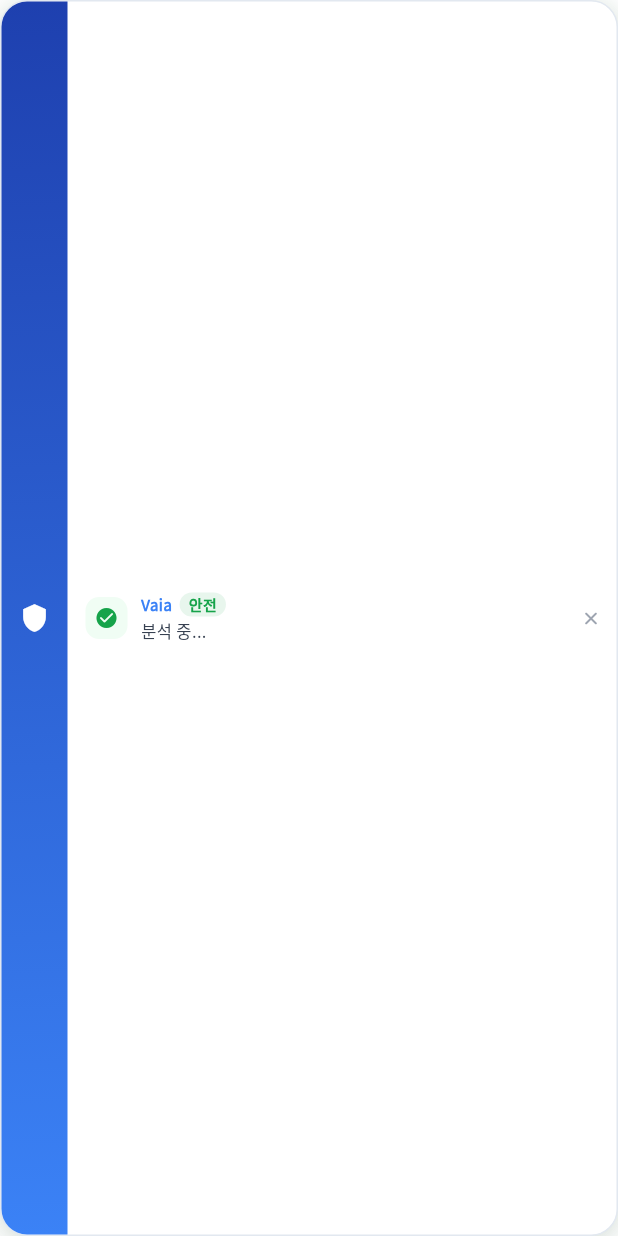
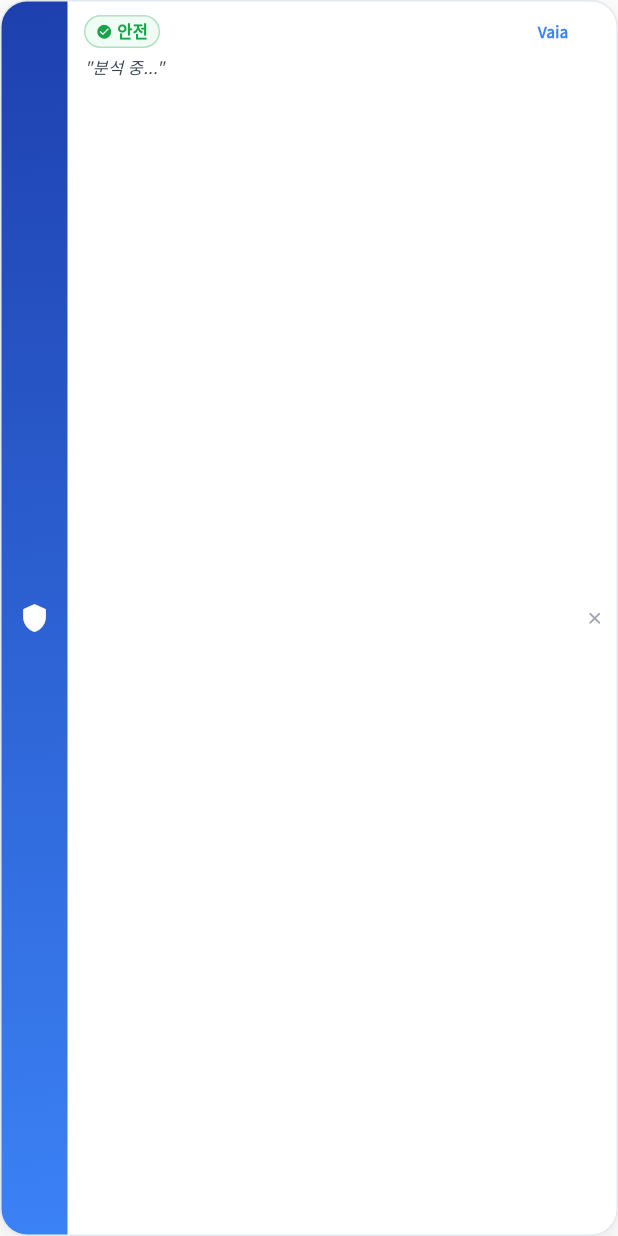
Before and after one commit to Leejaein12/Real_time_Voice_Phishing_Detection, a Flutter app: the OverlayView widget shown alone on an empty page, opened directly, on a phone screen of 412 x 824 dp. Run offline on Flutter 3.47's test engine with Material 3 defaults, Android fonts, the phone set to English and light mode, and no system bars; our stand-ins replace google_fonts, shared_preferences; missing offline and left inert: flutter_overlay_window, record; accounts and stored records are empty.

Commit message:
feat: realtime audio streaming, call detection, overlay redesign and state persistence

```diff
--- a/client/lib/overlay_widget.dart
+++ b/client/lib/overlay_widget.dart
@@ -26,8 +26,10 @@ class OverlayView extends StatefulWidget {
 }
 
 class _OverlayViewState extends State<OverlayView> {
-  int _warningLevel = 0;
+  int _level = 0;
+  int _score = 0;
   String _text = '분석 중...';
+  String? _reason;
 
   static const _levelColors = [
     Color(0xFF16A34A),
@@ -55,8 +57,10 @@ class _OverlayViewState extends State<OverlayView> {
     FlutterOverlayWindow.overlayListener.listen((data) {
       if (data is Map) {
         setState(() {
-          _warningLevel = (data['warning_level'] as int? ?? 0).clamp(0, 3);
-          _text = data['text'] as String? ?? '분석 중...';
+          _level = ((data['warning_level'] as int?) ?? 0).clamp(0, 3);
+          _score = (data['score'] as int?) ?? 0;
+          _text = (data['text'] as String?) ?? '분석 중...';
+          _reason = data['reason'] as String?;
         });
       }
     });
@@ -64,10 +68,11 @@ class _OverlayViewState extends State<OverlayView> {
 
   @override
   Widget build(BuildContext context) {
-    final color = _levelColors[_warningLevel];
-    final bgColor = _levelBgColors[_warningLevel];
-    final icon = _levelIcons[_warningLevel];
-    final label = _levelLabels[_warningLevel];
+    final color = _levelColors[_level];
+    final bgColor = _levelBgColors[_level];
+    final icon = _levelIcons[_level];
+    final label = _levelLabels[_level];
+    final hasReason = _reason != null && _reason!.isNotEmpty;
 
     return GestureDetector(
       onTap: () => FlutterOverlayWindow.closeOverlay(),
@@ -80,13 +85,14 @@ class _OverlayViewState extends State<OverlayView> {
             border: Border.all(color: const Color(0xFFE2E8F0)),
             boxShadow: [
               BoxShadow(color: Colors.black.withValues(alpha: 0.12), blurRadius: 16, offset: const Offset(0, 4)),
-              BoxShadow(color: color.withValues(alpha: 0.08), blurRadius: 12, offset: const Offset(0, 2)),
+              if (_level >= 2)
+                BoxShadow(color: color.withValues(alpha: 0.15), blurRadius: 12, spreadRadius: 2),
             ],
           ),
           child: Row(
-            mainAxisSize: MainAxisSize.min,
+            crossAxisAlignment: CrossAxisAlignment.stretch,
             children: [
-              // Left accent strip with shield branding
+              // 왼쪽 파란 방패 스트립
               Container(
                 width: 44,
                 decoration: BoxDecoration(
@@ -104,67 +110,72 @@ class _OverlayViewState extends State<OverlayView> {
                   child: Icon(Icons.shield, color: Colors.white, size: 20),
                 ),
               ),
-              // Content
+              // 본문
               Expanded(
                 child: Padding(
-                  padding: const EdgeInsets.symmetric(horizontal: 12, vertical: 10),
-                  child: Row(
-                    children: [
-                      Container(
-                        padding: const EdgeInsets.all(6),
-                        decoration: BoxDecoration(
-                          color: bgColor,
-                          borderRadius: BorderRadius.circular(9),
-                        ),
-                        child: Icon(icon, color: color, size: 16),
-                      ),
-                      const SizedBox(width: 9),
-                      Expanded(
+                  padding: const EdgeInsets.symmetric(horizontal: 11, vertical: 9),
                   child: Column(
                     crossAxisAlignment: CrossAxisAlignment.start,
                     mainAxisSize: MainAxisSize.min,
                     children: [
+                      // 상단: 레벨 배지 + 점수
                       Row(children: [
+                        Container(
+                          padding: const EdgeInsets.symmetric(horizontal: 7, vertical: 2),
+                          decoration: BoxDecoration(
+                            color: bgColor,
+                            borderRadius: BorderRadius.circular(20),
+                            border: Border.all(color: color.withValues(alpha: 0.3)),
+                          ),
+                          child: Row(mainAxisSize: MainAxisSize.min, children: [
+                            Icon(icon, color: color, size: 11),
+                            const SizedBox(width: 3),
+                            Text(label, style: TextStyle(fontSize: 11, fontWeight: FontWeight.bold, color: color)),
+                          ]),
+                        ),
+                        const SizedBox(width: 6),
+                        if (_score > 0)
                           Text(
-                                'Vaia',
-                                style: const TextStyle(
-                                  fontSize: 10,
-                                  fontWeight: FontWeight.bold,
-                                  color: Color(0xFF3B82F6),
-                                  letterSpacing: 0.3,
+                            '위험도 $_score',
+                            style: TextStyle(fontSize: 10, color: color, fontWeight: FontWeight.w600),
                           ),
+                        const Spacer(),
+                        const Text('Vaia', style: TextStyle(fontSize: 10, fontWeight: FontWeight.bold, color: Color(0xFF3B82F6))),
+                      ]),
+                      const SizedBox(height: 5),
+                      // 전사 텍스트
+                      Text(
+                        '"$_text"',
+                        maxLines: 1,
+                        overflow: TextOverflow.ellipsis,
+                        style: const TextStyle(fontSize: 11, color: Color(0xFF374151), fontStyle: FontStyle.italic),
                       ),
-                              const SizedBox(width: 5),
-                              Container(
-                                padding: const EdgeInsets.symmetric(horizontal: 6, vertical: 1),
-                                decoration: BoxDecoration(
-                                  color: color.withValues(alpha: 0.1),
-                                  borderRadius: BorderRadius.circular(20),
-                                ),
+                      // 위험 이유 (경고 이상일 때)
+                      if (hasReason) ...[
+                        const SizedBox(height: 5),
+                        Row(crossAxisAlignment: CrossAxisAlignment.start, children: [
+                          Icon(Icons.smart_toy_rounded, color: color, size: 11),
+                          const SizedBox(width: 4),
+                          Expanded(
                             child: Text(
-                                  label,
-                                  style: TextStyle(fontSize: 10, fontWeight: FontWeight.bold, color: color),
+                              _reason!,
+                              maxLines: 2,
+                              overflow: TextOverflow.ellipsis,
+                              style: TextStyle(fontSize: 10, color: color, height: 1.4),
                             ),
                           ),
                         ]),
-                            const SizedBox(height: 2),
-                            Text(
-                              _text,
-                              maxLines: 1,
-                              overflow: TextOverflow.ellipsis,
-                              style: const TextStyle(fontSize: 11, color: Color(0xFF374151)),
-                            ),
                       ],
-                        ),
-                      ),
                     ],
                   ),
                 ),
               ),
-              // Close hint
+              // 닫기 힌트
               Padding(
-                padding: const EdgeInsets.only(right: 10),
-                child: Icon(Icons.close_rounded, size: 14, color: const Color(0xFF9CA3AF)),
+                padding: const EdgeInsets.only(right: 8),
+                child: Center(
+                  child: Icon(Icons.close_rounded, size: 13, color: const Color(0xFF9CA3AF)),
+                ),
               ),
             ],
           ),
--- a/client/pubspec.yaml
+++ b/client/pubspec.yaml
@@ -16,6 +16,7 @@ dependencies:
   record: ^6.0.0
   google_fonts: ^6.2.1
   flutter_overlay_window: ^0.3.0
+  shared_preferences: ^2.2.2
 
 dev_dependencies:
   flutter_test:
```
Also changed, not shown: client/lib/main.dart (+47 -1 lines), client/lib/screens/home_screen.dart (+5 -2 lines), client/lib/services/audio_stream_service.dart (added, +59 -0 lines), client/pubspec.lock, 3 other files. Lines whose indentation alone changed are shown as unchanged.
